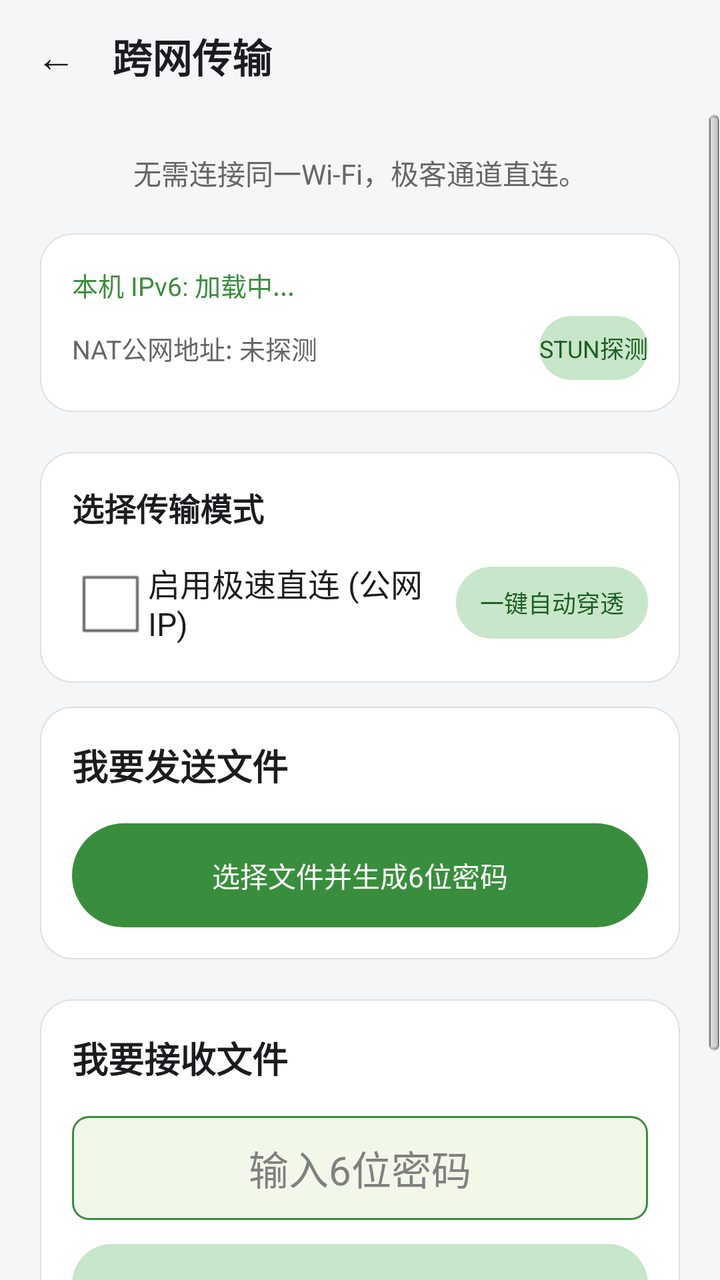
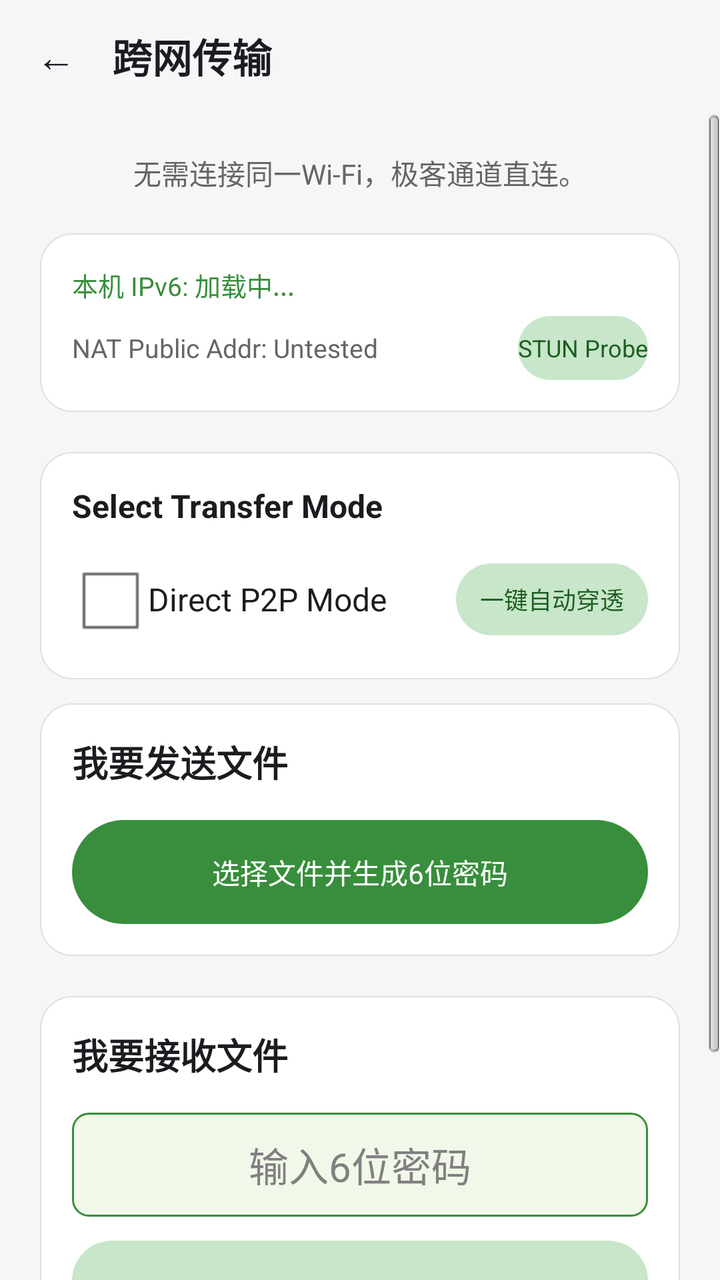

Before-and-after screenshots of an Android layout around one commit, followed by the original layout XML and the change that was made.
<!-- AndroidManifest.xml: activity theme android:Theme.NoTitleBar -->
<!-- res/layout/activity_cross_net.xml -->
<?xml version="1.0" encoding="utf-8"?>
<LinearLayout xmlns:android="http://schemas.android.com/apk/res/android"
    android:id="@+id/root_cross_net"
    android:layout_width="match_parent"
    android:layout_height="match_parent"
    android:orientation="vertical"
    android:background="#F4F6F8">

    
    <LinearLayout android:layout_width="match_parent" android:layout_height="56dp" android:orientation="horizontal" android:gravity="center_vertical" android:padding="8dp">
        <Button android:id="@+id/btn_cn_back" android:layout_width="40dp" android:layout_height="40dp" android:text="←" android:textColor="#1C1B1F" android:textSize="20sp" android:background="@android:color/transparent"/>
        <TextView android:id="@+id/tv_cross_net_title" android:layout_width="wrap_content" android:layout_height="wrap_content" android:text="跨网传输" android:textSize="20sp" android:textStyle="bold" android:textColor="#1C1B1F" android:layout_marginLeft="8dp"/>
    </LinearLayout>

    <ScrollView android:layout_width="match_parent" android:layout_height="match_parent">
        <LinearLayout android:layout_width="match_parent" android:layout_height="wrap_content" android:orientation="vertical" android:padding="20dp">

            <TextView android:id="@+id/tv_cross_net_desc" android:layout_width="match_parent" android:layout_height="wrap_content" android:text="无需连接同一Wi-Fi，极客通道直连。" android:textColor="#666666" android:textSize="14sp" android:layout_marginBottom="20dp" android:gravity="center"/>

            
            <LinearLayout android:layout_width="match_parent" android:layout_height="wrap_content" android:background="@drawable/bg_md3_card" android:tag="card" android:orientation="vertical" android:padding="16dp" android:layout_marginBottom="20dp">
                <TextView android:id="@+id/tv_ipv6_info" android:layout_width="match_parent" android:layout_height="wrap_content" android:text="本机 IPv6: 加载中..." android:textSize="13sp" android:textColor="#388E3C" android:layout_marginBottom="6dp"/>
                <LinearLayout android:layout_width="match_parent" android:layout_height="wrap_content" android:orientation="horizontal" android:gravity="center_vertical">
                    <TextView android:id="@+id/tv_stun_info" android:layout_width="0dp" android:layout_weight="1" android:layout_height="wrap_content" android:text="NAT公网地址: 未探测" android:textSize="13sp" android:textColor="#666"/>
                    <Button android:id="@+id/btn_stun_probe" android:layout_width="wrap_content" android:layout_height="32dp" android:text="STUN探测" android:textSize="12sp" android:background="@drawable/btn_md3_secondary" android:textColor="#1B5E20" android:minHeight="0dp"/>
                </LinearLayout>
            </LinearLayout>

            
            <LinearLayout android:layout_width="match_parent" android:layout_height="wrap_content" android:orientation="vertical" android:layout_marginBottom="12dp" android:background="@drawable/bg_md3_card" android:tag="card" android:padding="16dp">
                <TextView android:layout_width="wrap_content" android:layout_height="wrap_content" android:text="选择传输模式" android:textColor="#1C1B1F" android:textSize="16sp" android:textStyle="bold" android:layout_marginBottom="12dp"/>
                <LinearLayout android:layout_width="match_parent" android:layout_height="wrap_content" android:orientation="horizontal" android:gravity="center_vertical">
                    <CheckBox android:id="@+id/cb_use_direct" android:layout_width="0dp" android:layout_weight="1" android:layout_height="wrap_content" android:text="启用极速直连 (公网IP)" android:textColor="#1C1B1F" />
                    <Button android:id="@+id/btn_upnp_punch" android:layout_width="wrap_content" android:layout_height="36dp" android:text="一键自动穿透" android:textSize="12sp" android:background="@drawable/btn_md3_secondary" android:textColor="#1B5E20" android:minHeight="0dp" android:paddingLeft="12dp" android:paddingRight="12dp"/>
                </LinearLayout>
                
                <LinearLayout android:id="@+id/layout_direct_ip" android:layout_width="match_parent" android:layout_height="wrap_content" android:orientation="vertical" android:visibility="gone" android:layout_marginTop="12dp">
                    <EditText android:id="@+id/et_direct_ip" android:layout_width="match_parent" android:layout_height="48dp" android:hint="输入对方公网 IP (例如: 1.2.3.4:53317)" android:inputType="text" android:background="@drawable/bg_md3_edittext" android:padding="12dp"/>
                    <TextView android:layout_width="match_parent" android:layout_height="wrap_content" android:text="注意：需确保对方已将 53317 端口映射至公网" android:textColor="#888" android:textSize="12sp" android:layout_marginTop="4dp"/>
                </LinearLayout>
            </LinearLayout>

            
            <LinearLayout android:layout_width="match_parent" android:layout_height="wrap_content" android:background="@drawable/bg_md3_card" android:tag="card" android:orientation="vertical" android:padding="16dp" android:layout_marginBottom="20dp">
                <TextView android:id="@+id/tv_send_title" android:layout_width="wrap_content" android:layout_height="wrap_content" android:text="我要发送文件" android:textColor="#1C1B1F" android:textSize="18sp" android:textStyle="bold"/>
                
                <LinearLayout android:id="@+id/layout_cn_selected_files" android:layout_width="match_parent" android:layout_height="wrap_content" android:orientation="vertical" android:visibility="gone" android:layout_marginTop="12dp" android:background="@drawable/bg_md3_edittext" android:padding="12dp">
                    <TextView android:id="@+id/tv_cn_file_info" android:layout_width="match_parent" android:layout_height="wrap_content" android:textSize="13sp" android:textColor="#388E3C"/>
                    <LinearLayout android:layout_width="match_parent" android:layout_height="wrap_content" android:orientation="horizontal" android:gravity="end" android:layout_marginTop="8dp">
                        <Button android:id="@+id/btn_cn_edit_files" android:layout_width="wrap_content" android:layout_height="32dp" android:text="Edit" android:textSize="12sp" android:textColor="#49454F" android:background="@android:color/transparent" android:minHeight="0dp"/>
                        <Button android:id="@+id/btn_cn_add_files" android:layout_width="wrap_content" android:layout_height="32dp" android:text="+ Add" android:textSize="12sp" android:textColor="#FFFFFF" android:background="@drawable/btn_md3_primary" android:minHeight="0dp" android:layout_marginLeft="8dp"/>
                    </LinearLayout>
                </LinearLayout>

                <Button android:id="@+id/btn_cn_generate" android:layout_width="match_parent" android:layout_height="52dp" android:text="选择文件并生成6位密码" android:textColor="#FFFFFF" android:background="@drawable/btn_accept" android:layout_marginTop="16dp"/>
                <TextView android:id="@+id/tv_cn_pin_display" android:layout_width="match_parent" android:layout_height="wrap_content" android:textColor="#388E3C" android:textSize="24sp" android:textStyle="bold" android:gravity="center" android:layout_marginTop="12dp" android:visibility="gone"/>
            </LinearLayout>

            
            <LinearLayout android:layout_width="match_parent" android:layout_height="wrap_content" android:background="@drawable/bg_md3_card" android:tag="card" android:orientation="vertical" android:padding="16dp">
                <TextView android:id="@+id/tv_recv_title" android:layout_width="wrap_content" android:layout_height="wrap_content" android:text="我要接收文件" android:textColor="#1C1B1F" android:textSize="18sp" android:textStyle="bold"/>
                <EditText android:id="@+id/et_cn_pin" android:layout_width="match_parent" android:layout_height="52dp" android:hint="输入6位密码" android:inputType="number" android:gravity="center" android:textSize="20sp" android:background="@drawable/bg_md3_edittext" android:layout_marginTop="16dp"/>
                <Button android:id="@+id/btn_cn_receive" android:layout_width="match_parent" android:layout_height="52dp" android:text="连接并接收" android:textColor="#1C1B1F" android:background="@drawable/btn_md3_secondary" android:layout_marginTop="12dp"/>
            </LinearLayout>

            <TextView android:id="@+id/tv_cn_status" android:layout_width="match_parent" android:layout_height="wrap_content" android:textColor="#388E3C" android:textSize="14sp" android:layout_marginTop="20dp" android:gravity="center"/>
            <TextView android:id="@+id/tv_advanced_tip" android:layout_width="match_parent" android:layout_height="wrap_content" android:text="" android:textSize="12sp" android:textColor="#888" android:layout_marginTop="16dp" android:lineSpacingExtra="4dp"/>
        </LinearLayout>
    </ScrollView>
</LinearLayout>
<!-- resources referenced by this layout -->
<resources>
  <!-- drawable bg_md3_card (drawable) -->
  <?xml version="1.0" encoding="utf-8"?>
  <shape xmlns:android="http://schemas.android.com/apk/res/android">
      <solid android:color="#FFFFFF"/>
      <corners android:radius="16dp"/>
      <stroke android:width="0.5dp" android:color="#E0E0E0"/>
  </shape>
  <!-- drawable bg_md3_edittext (drawable) -->
  <?xml version="1.0" encoding="utf-8"?>
  <shape xmlns:android="http://schemas.android.com/apk/res/android">
      
      <solid android:color="#F1F8E9"/>
      
      <corners android:radius="8dp"/>
      
      <stroke android:width="1dp" android:color="#388E3C"/>
  </shape>
  <!-- drawable btn_accept (drawable) -->
  <?xml version="1.0" encoding="utf-8"?>
  <shape xmlns:android="http://schemas.android.com/apk/res/android">
      <solid android:color="#388E3C"/>
      <corners android:radius="28dp"/>
  </shape>
  <!-- drawable btn_md3_primary (drawable) -->
  <?xml version="1.0" encoding="utf-8"?>
  <selector xmlns:android="http://schemas.android.com/apk/res/android">
      <item android:state_pressed="true">
          <shape><solid android:color="#2E7D32"/><corners android:radius="20dp"/></shape>
      </item>
      <item>
          <shape><solid android:color="#388E3C"/><corners android:radius="20dp"/></shape>
      </item>
  </selector>
  <!-- drawable btn_md3_secondary (drawable) -->
  <?xml version="1.0" encoding="utf-8"?>
  <selector xmlns:android="http://schemas.android.com/apk/res/android">
      <item android:state_pressed="true">
          <shape><solid android:color="#A5D6A7"/><corners android:radius="20dp"/></shape>
      </item>
      <item>
          <shape><solid android:color="#C8E6C9"/><corners android:radius="20dp"/></shape>
      </item>
  </selector>
</resources>

<!-- the commit's change to res/layout/activity_cross_net.xml (unified diff, before → after) -->
@@ -21,16 +21,16 @@
             <LinearLayout android:layout_width="match_parent" android:layout_height="wrap_content" android:background="@drawable/bg_md3_card" android:tag="card" android:orientation="vertical" android:padding="16dp" android:layout_marginBottom="20dp">
                 <TextView android:id="@+id/tv_ipv6_info" android:layout_width="match_parent" android:layout_height="wrap_content" android:text="本机 IPv6: 加载中..." android:textSize="13sp" android:textColor="#388E3C" android:layout_marginBottom="6dp"/>
                 <LinearLayout android:layout_width="match_parent" android:layout_height="wrap_content" android:orientation="horizontal" android:gravity="center_vertical">
-                    <TextView android:id="@+id/tv_stun_info" android:layout_width="0dp" android:layout_weight="1" android:layout_height="wrap_content" android:text="NAT公网地址: 未探测" android:textSize="13sp" android:textColor="#666"/>
-                    <Button android:id="@+id/btn_stun_probe" android:layout_width="wrap_content" android:layout_height="32dp" android:text="STUN探测" android:textSize="12sp" android:background="@drawable/btn_md3_secondary" android:textColor="#1B5E20" android:minHeight="0dp"/>
+                    <TextView android:id="@+id/tv_stun_info" android:layout_width="0dp" android:layout_weight="1" android:layout_height="wrap_content" android:text="NAT Public Addr: Untested" android:textSize="13sp" android:textColor="#666"/>
+                    <Button android:id="@+id/btn_stun_probe" android:layout_width="wrap_content" android:layout_height="32dp" android:text="STUN Probe" android:textSize="12sp" android:background="@drawable/btn_md3_secondary" android:textColor="#1B5E20" android:minHeight="0dp"/>
                 </LinearLayout>
             </LinearLayout>
 
             
             <LinearLayout android:layout_width="match_parent" android:layout_height="wrap_content" android:orientation="vertical" android:layout_marginBottom="12dp" android:background="@drawable/bg_md3_card" android:tag="card" android:padding="16dp">
-                <TextView android:layout_width="wrap_content" android:layout_height="wrap_content" android:text="选择传输模式" android:textColor="#1C1B1F" android:textSize="16sp" android:textStyle="bold" android:layout_marginBottom="12dp"/>
+                <TextView android:id="@+id/tv_select_mode" android:layout_width="wrap_content" android:layout_height="wrap_content" android:text="Select Transfer Mode" android:textColor="#1C1B1F" android:textSize="16sp" android:textStyle="bold" android:layout_marginBottom="12dp"/>
                 <LinearLayout android:layout_width="match_parent" android:layout_height="wrap_content" android:orientation="horizontal" android:gravity="center_vertical">
-                    <CheckBox android:id="@+id/cb_use_direct" android:layout_width="0dp" android:layout_weight="1" android:layout_height="wrap_content" android:text="启用极速直连 (公网IP)" android:textColor="#1C1B1F" />
+                    <CheckBox android:id="@+id/cb_use_direct" android:layout_width="0dp" android:layout_weight="1" android:layout_height="wrap_content" android:text="Direct P2P Mode" android:textColor="#1C1B1F" />
                     <Button android:id="@+id/btn_upnp_punch" android:layout_width="wrap_content" android:layout_height="36dp" android:text="一键自动穿透" android:textSize="12sp" android:background="@drawable/btn_md3_secondary" android:textColor="#1B5E20" android:minHeight="0dp" android:paddingLeft="12dp" android:paddingRight="12dp"/>
                 </LinearLayout>
                 
